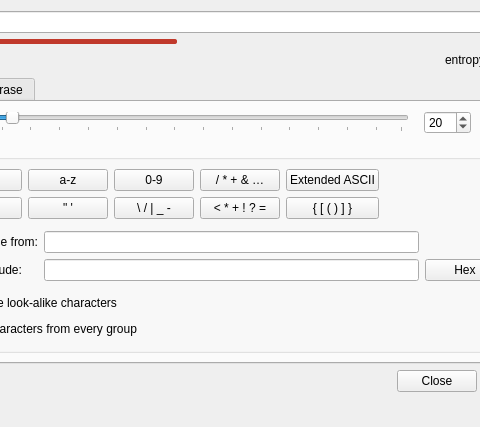
This is src/gui/PasswordGeneratorWidget.ui in keepassxreboot/keepassxc as Qt 5 draws it before an edit; both pictures show x 141 to 621 and y 0 to 427 of the 729 by 427 pixel window. The edited form follows.
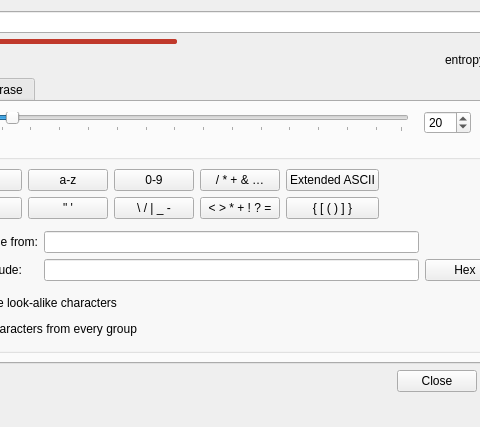
This is the edited form. Custom widgets are drawn as their Qt base class.

Commit message:
Align generator logic and UI for math symbols
In the password generator widget, the checkable push button for the math
symbols is missing the GREATER-THAN SIGN (U+003E), even though it is
among the possible characters during password generation when the button
is checked. Add the missing character to the text displayed to users.

While at it, also fix a wrong comment containing the possible
characters.

What changed in the file:
```diff
--- a/src/gui/PasswordGeneratorWidget.ui
+++ b/src/gui/PasswordGeneratorWidget.ui
@@ -492,7 +492,7 @@
                  <string>Math Symbols</string>
                 </property>
                 <property name="text">
-                 <string notr="true">&lt; * + ! ? =</string>
+                 <string notr="true">&lt; &gt; * + ! ? =</string>
                 </property>
                 <property name="checkable">
                  <bool>true</bool>
```
The commit also changes 1 other file.
